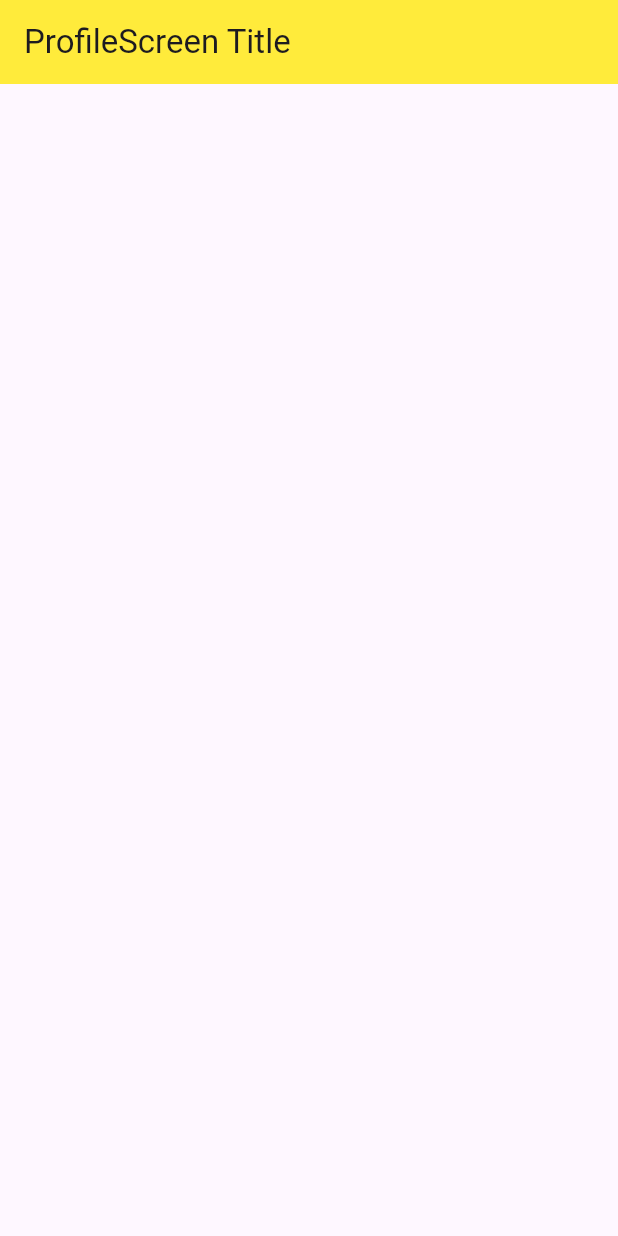
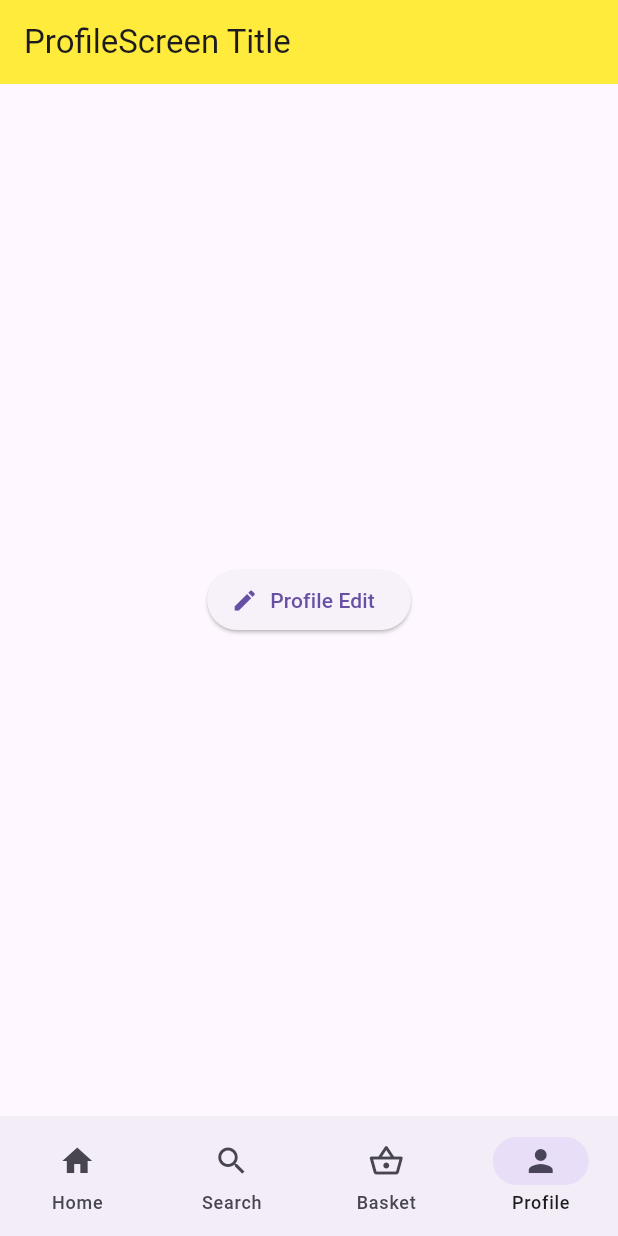
Before and after one commit to isshort/flutter_learn, a Flutter app: the ProfileScreen screen opened by its route, on a phone screen of 412 x 824 dp. Run offline on Flutter 3.47's test engine with Material 2 defaults, Android fonts, the phone set to English and light mode, and no system bars; our stand-ins replace bloc, connectivity_plus, equatable, flutter_bloc, get_it, go_router and 1 more; generated files the repository leaves out were written again.

Commit message:
all page was fixed

```diff
--- a/multiple_navigator/lib/app/router/root_layout.dart
+++ b/multiple_navigator/lib/app/router/root_layout.dart
@@ -1,9 +1,9 @@
 import 'package:flutter/material.dart';
 import 'package:go_router/go_router.dart';
 
-import 'adaptive_navigation.dart';
+import '../adaptive_navigation.dart';
 
-import 'package:multiple_navigator/app/router/destination.dart' as my_des;
+import 'package:multiple_navigator/app/destination.dart' as my_des;
 
 class RootLayout extends StatelessWidget {
   const RootLayout({Key? key, required this.child, required this.currentIndex})
--- a/multiple_navigator/lib/app/router/router_screen.dart
+++ b/multiple_navigator/lib/app/router/router_screen.dart
@@ -3,11 +3,11 @@ import 'package:go_router/go_router.dart';
 import 'package:multiple_navigator/app/router/root_layout.dart';
 import 'package:multiple_navigator/views/basket/basket_screen.dart';
 import 'package:multiple_navigator/views/home/home_screen.dart';
-import 'package:multiple_navigator/views/navigation/navigation_screen.dart';
+import 'package:multiple_navigator/views/profile/profile_edit.dart';
 import 'package:multiple_navigator/views/profile/profile_screen.dart';
 import 'package:multiple_navigator/views/search/search_screen.dart';
 
-import '../../views/navigation/navigation_page.dart';
+import '../../views/home/home_screen_edit.dart';
 
 const _pageKey = ValueKey('_pageKey');
 const _scaffoldKey = ValueKey('_scaffoldKey');
@@ -53,11 +53,30 @@ class GoRouterScreen {
     ),
     GoRoute(
       path: '/basket',
-      builder: (context, state) => const BasketScreen(),
+      pageBuilder: (context, state) => const MaterialPage<void>(
+        key: _pageKey,
+        child: RootLayout(
+          key: _scaffoldKey,
+          currentIndex: 2,
+          child: BasketScreen(),
+        ),
+      ),
     ),
     GoRoute(
-      path: '/profile',
-      builder: (context, state) => const ProfileScreen(),
-    ),
+        path: '/profile',
+        pageBuilder: (context, state) => const MaterialPage<void>(
+              key: _pageKey,
+              child: RootLayout(
+                key: _scaffoldKey,
+                currentIndex: 3,
+                child: ProfileScreen(),
+              ),
+            ),
+        routes: [
+          GoRoute(
+            path: 'edit',
+            builder: (context, state) => const ProfileEdit(),
+          ),
+        ]),
   ]);
 }
--- a/multiple_navigator/lib/views/profile/profile_screen.dart
+++ b/multiple_navigator/lib/views/profile/profile_screen.dart
@@ -1,4 +1,5 @@
 import 'package:flutter/material.dart';
+import 'package:go_router/go_router.dart';
 
 class ProfileScreen extends StatelessWidget {
   const ProfileScreen({Key? key}) : super(key: key);
@@ -6,6 +7,11 @@ class ProfileScreen extends StatelessWidget {
   Widget build(BuildContext context) {
     return Scaffold(
       appBar: AppBar(title: const Text('ProfileScreen Title')),
+      body: Center(
+          child: ElevatedButton.icon(
+              onPressed: () => context.go('/profile/edit'),
+              icon: const Icon(Icons.edit),
+              label: const Text('Profile Edit'))),
     );
   }
 }
```
Also changed, not shown: multiple_navigator/lib/views/home/home_screen.dart (+0 -11 lines), multiple_navigator/lib/views/home/home_screen_edit.dart (added, +12 -0 lines), multiple_navigator/lib/views/navigation/cubit/navigation_cubit.dart (deleted, +0 -20 lines), multiple_navigator/lib/views/navigation/cubit/navigation_state.dart (deleted, +0 -9 lines), multiple_navigator/lib/views/navigation/navigation_page.dart (deleted, +0 -15 lines), multiple_navigator/lib/views/navigation/navigation_screen.dart (deleted, +0 -48 lines), multiple_navigator/lib/views/profile/profile_edit.dart (added, +11 -0 lines).
